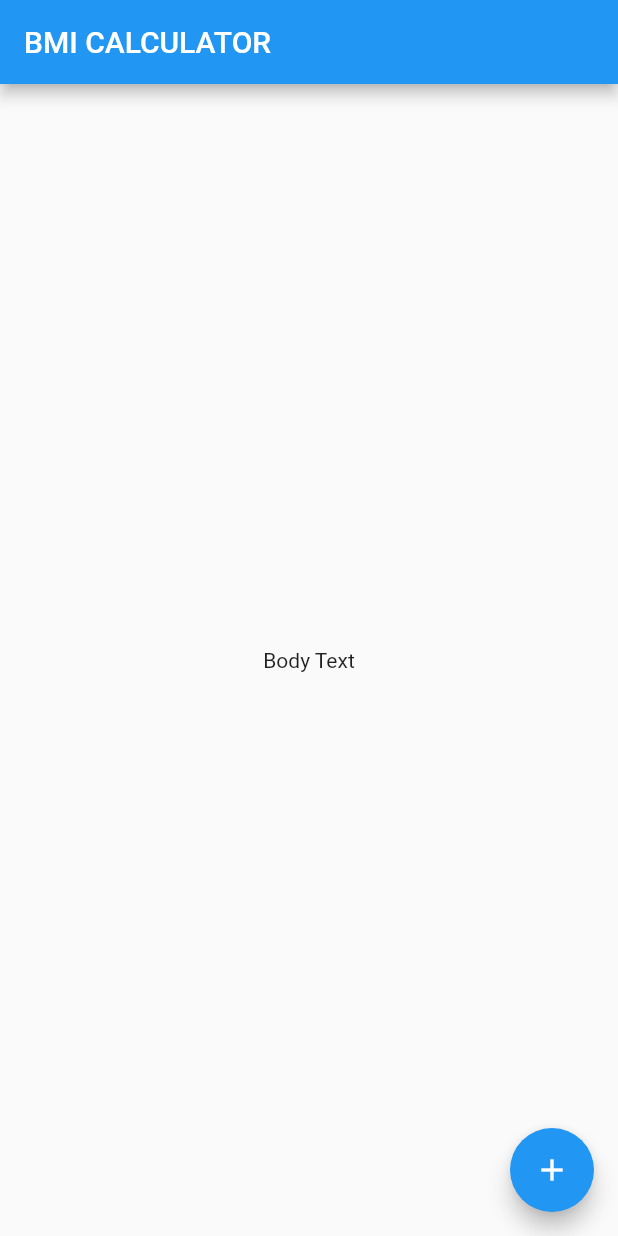
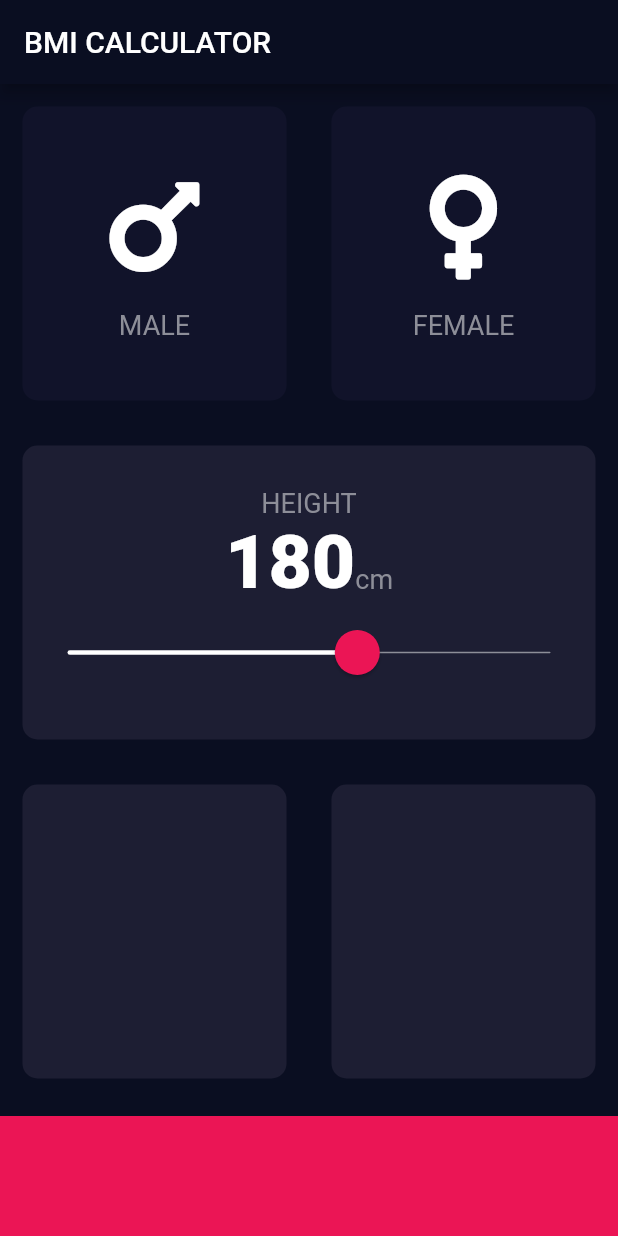
Before and after one commit to rahafAlzahrani/bmi-calculator, a Flutter app: the screen it shows after launch, on a phone screen of 412 x 824 dp. Run offline on Flutter 3.47's test engine with Material 2 defaults, Android fonts, the phone set to English and light mode, and no system bars; our stand-ins replace font_awesome_flutter.

```diff
--- /dev/null
+++ b/lib/constants.dart
@@ -0,0 +1,19 @@
+import 'package:flutter/material.dart';
+
+//k in each var is stands to the word constant, so whenever
+// we use any var from here in any page we will immediately know
+//it is constant var by looking to the first letter in the name
+const kBottomContainerHeight = 80.0;
+const kBottomContainerColor = Color(0xFFEB1555);
+const kActiveCardColor = Color(0xFF1D1E33);
+const kInactiveCardColor = Color(0xFF11132A);
+
+const kLabelTextStyle = TextStyle(
+  fontSize: 18.0,
+  color: Color(0xFF8D8E98),
+);
+
+const kNumberTextStyle = TextStyle(
+  fontSize: 50.0,
+  fontWeight: FontWeight.w900,
+);
--- /dev/null
+++ b/lib/icon_content.dart
@@ -0,0 +1,27 @@
+import 'package:bmi_calculator/constants.dart';
+import 'package:flutter/material.dart';
+
+class IconContent extends StatelessWidget {
+  final IconData icon;
+  final String label;
+
+  IconContent({this.icon, this.label});
+
+  @override
+  Widget build(BuildContext context) {
+    return Column(
+      mainAxisAlignment: MainAxisAlignment.center,
+      children: [
+        Icon(
+          icon,
+          size: 80.0,
+        ),
+        SizedBox(height: 15.0),
+        Text(
+          label,
+          style: kLabelTextStyle,
+        ),
+      ],
+    );
+  }
+}
--- /dev/null
+++ b/lib/input_page.dart
@@ -0,0 +1,142 @@
+import 'package:bmi_calculator/constants.dart';
+import 'package:bmi_calculator/icon_content.dart';
+import 'package:bmi_calculator/reusable_card.dart';
+import 'package:flutter/cupertino.dart';
+import 'package:flutter/material.dart';
+import 'package:font_awesome_flutter/font_awesome_flutter.dart';
+
+enum Gender { male, female }
+
+class InputPage extends StatefulWidget {
+  @override
+  _InputPageState createState() => _InputPageState();
+}
+
+class _InputPageState extends State<InputPage> {
+  Gender selectedGender;
+  int height = 180;
+
+  @override
+  Widget build(BuildContext context) {
+    return Scaffold(
+      appBar: AppBar(
+        title: Text('BMI CALCULATOR'),
+      ),
+      body: Column(
+        crossAxisAlignment: CrossAxisAlignment.stretch,
+        children: [
+          Expanded(
+            child: Row(
+              children: [
+                Expanded(
+                  child: ReusableCard(
+                    //the property that we added to ReusableCard class
+                    onPress: () {
+                      setState(() {
+                        selectedGender = Gender.male;
+                      });
+                    },
+                    /////////////
+                    color: selectedGender == Gender.male
+                        ? kActiveCardColor
+                        : kInactiveCardColor,
+                    cardChild: IconContent(
+                      icon: FontAwesomeIcons.mars,
+                      label: 'MALE',
+                    ),
+                  ),
+                ),
+                Expanded(
+                  child: ReusableCard(
+                    //the property that we added to ReusableCard class
+                    onPress: () {
+                      setState(() {
+                        selectedGender = Gender.female;
+                      });
+                    },
+                    /////////////
+                    color: selectedGender == Gender.female
+                        ? kActiveCardColor
+                        : kInactiveCardColor,
+                    cardChild: IconContent(
+                      icon: FontAwesomeIcons.venus,
+                      label: 'FEMALE',
+                    ),
+                  ),
+                ),
+              ],
+            ),
+          ),
+          Expanded(
+            child: ReusableCard(
+              color: kActiveCardColor,
+              cardChild: Column(
+                mainAxisAlignment: MainAxisAlignment.center,
+                children: [
+                  Text('HEIGHT', style: kLabelTextStyle),
+                  Row(
+                      mainAxisAlignment: MainAxisAlignment.center,
+                      crossAxisAlignment: CrossAxisAlignment.baseline,
+                      textBaseline: TextBaseline.alphabetic,
+                      children: [
+                        Text(
+                          height.toString(),
+                          style: kNumberTextStyle,
+                        ),
+                        Text(
+                          'cm',
+                          style: kLabelTextStyle,
+                        ),
+                      ]),
+                  SliderTheme(
+                    data: SliderTheme.of(context).copyWith(
+                      thumbShape: RoundSliderThumbShape(
+                        enabledThumbRadius: 15.0,
+                      ),
+                      overlayShape: RoundSliderOverlayShape(
+                        overlayRadius: 30.0,
+                      ),
+                      thumbColor: kBottomContainerColor,
+                      activeTrackColor: Colors.white,
+                      overlayColor: Color(0x29EB1555),
+                      trackHeight: 1.0,
+                    ),
+                    child: Slider(
+                      value: height.toDouble(),
+                      min: 120.0,
+                      max: 220.0,
+                      onChanged: (double newValue) {
+                        setState(() {
+                          height = newValue.round();
+                        });
+                      },
+                      inactiveColor: Color(0xFF8D8E98),
+                    ),
+                  ),
+                ],
+              ),
+            ),
+          ),
+          Expanded(
+            child: Row(
+              children: [
+                Expanded(
+                  child: ReusableCard(color: kActiveCardColor),
+                ),
+                Expanded(
+                  child: ReusableCard(color: kActiveCardColor),
+                ),
+              ],
+            ),
+          ),
+          Container(
+            color: kBottomContainerColor,
+            margin: EdgeInsets.only(top: 10.0),
+            width: double.infinity,
+            height: kBottomContainerHeight,
+          ),
+        ],
+      ),
+    );
+  }
+}
--- a/lib/main.dart
+++ b/lib/main.dart
@@ -1,3 +1,4 @@
+import 'package:bmi_calculator/input_page.dart';
 import 'package:flutter/material.dart';
 
 void main() => runApp(BMICalculator());
@@ -6,29 +7,11 @@ class BMICalculator extends StatelessWidget {
   @override
   Widget build(BuildContext context) {
     return MaterialApp(
+      theme: ThemeData.dark().copyWith(
+        primaryColor: Color(0xff0A0E21),
+        scaffoldBackgroundColor: Color(0xff0A0E21),
+      ),
       home: InputPage(),
     );
   }
 }
-
-class InputPage extends StatefulWidget {
-  @override
-  _InputPageState createState() => _InputPageState();
-}
-
-class _InputPageState extends State<InputPage> {
-  @override
-  Widget build(BuildContext context) {
-    return Scaffold(
-      appBar: AppBar(
-        title: Text('BMI CALCULATOR'),
-      ),
-      body: Center(
-        child: Text('Body Text'),
-      ),
-      floatingActionButton: FloatingActionButton(
-        child: Icon(Icons.add),
-      ),
-    );
-  }
-}
--- /dev/null
+++ b/lib/reusable_card.dart
@@ -0,0 +1,25 @@
+import 'package:flutter/material.dart';
+
+class ReusableCard extends StatelessWidget {
+  final Color color;
+  final Widget cardChild;
+  //pass function as argument to this class
+  final Function onPress;
+
+  ReusableCard({@required this.color, this.cardChild, this.onPress});
+
+  @override
+  Widget build(BuildContext context) {
+    return GestureDetector(
+      onTap: onPress,
+      child: Container(
+        child: cardChild,
+        margin: EdgeInsets.all(15.0),
+        decoration: BoxDecoration(
+          color: color,
+          borderRadius: BorderRadius.circular(10.0),
+        ),
+      ),
+    );
+  }
+}
--- a/pubspec.yaml
+++ b/pubspec.yaml
@@ -11,6 +11,7 @@ dependencies:
     sdk: flutter
 
   cupertino_icons: ^0.1.2
+  font_awesome_flutter: ^8.10.0
 
 dev_dependencies:
   flutter_test:
```
Also changed, not shown: 1 other file.
